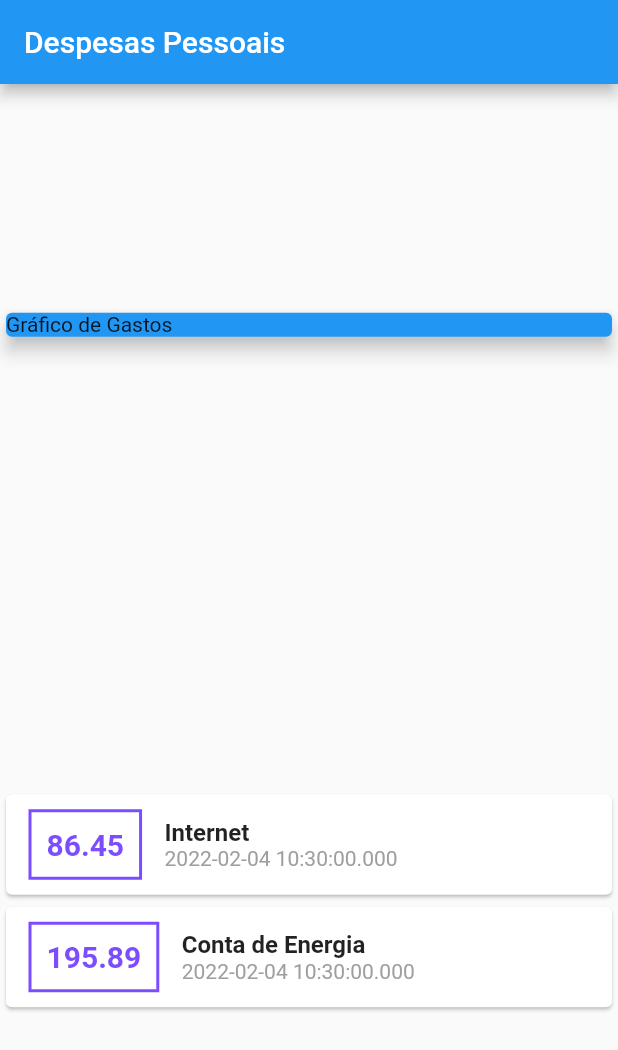
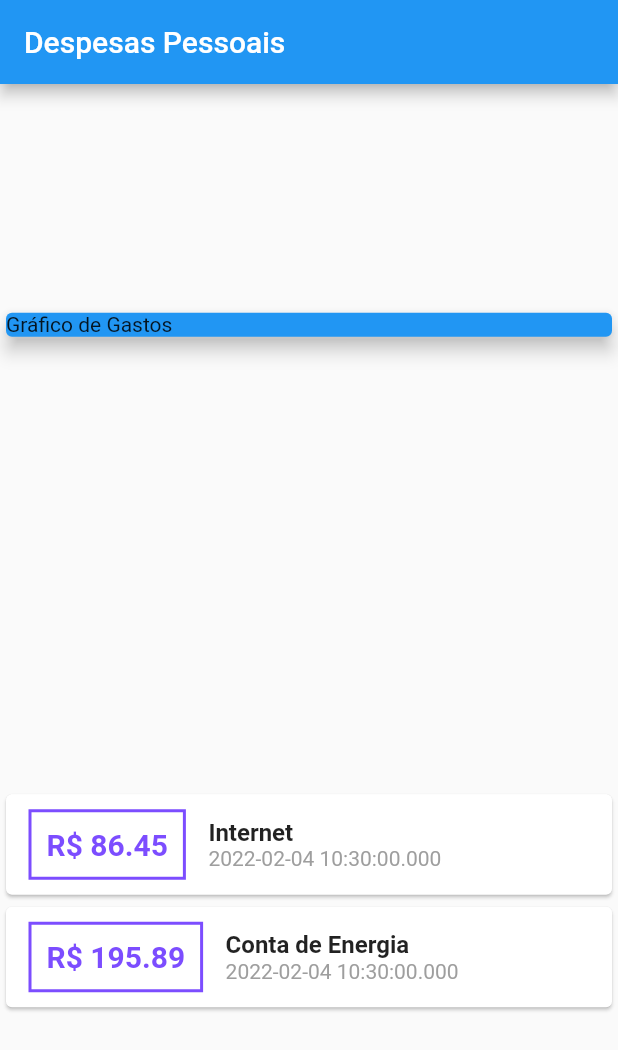
Before and after one commit to mateusmeds/expenses, a Flutter app: the screen it shows after launch, on a phone screen of 412 x 824 dp. Shown: the top 1050 px of the screen. Run offline on Flutter 3.47's test engine with Material 2 defaults, Android fonts, the phone set to English and light mode, and no system bars.

Commit message:
Interpolando o valor da transação

```diff
--- a/lib/main.dart
+++ b/lib/main.dart
@@ -64,7 +64,7 @@ class HomePage extends StatelessWidget {
                       ),
                       padding: const EdgeInsets.all(10),
                       child: Text(
-                        transaction.value.toString(),
+                        "R\$ ${transaction.value.toString()}",
                         style: const TextStyle(
                           fontWeight: FontWeight.bold,
                           fontSize: 20,
```
